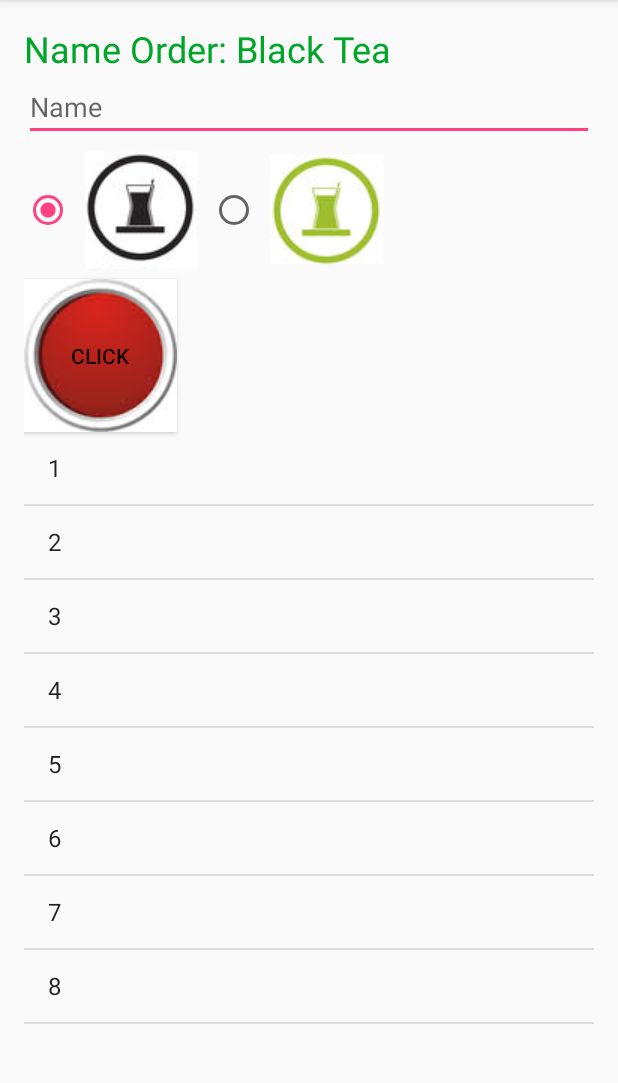
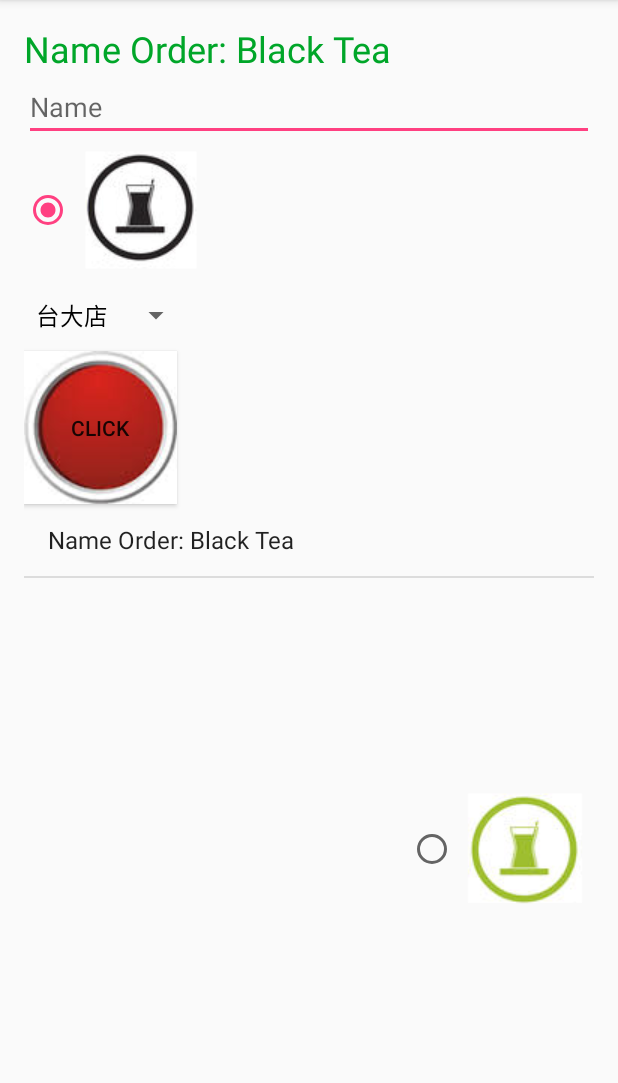
Before and after one commit to pibomb/android-class, an Android app: the screen it shows after launch (MainActivity), after a tap on "CLICK", on a phone screen of 412 x 824 dp, the part 84-1167 px from its top. Run offline under Robolectric (Android 15) with nearby library versions, the phone set to English and light mode, and no system bars.

Commit message:
Add Spinner
Added a spinner that takes a string array from a resource file.

```diff
--- a/SimpleUI/app/src/main/java/com/example/mcmor/simpleui/MainActivity.java
+++ b/SimpleUI/app/src/main/java/com/example/mcmor/simpleui/MainActivity.java
@@ -1,5 +1,6 @@
 package com.example.mcmor.simpleui;
 
+import android.content.res.Resources;
 import android.support.v7.app.AppCompatActivity;
 import android.os.Bundle;
 import android.view.View;
@@ -7,7 +8,12 @@ import android.widget.ArrayAdapter;
 import android.widget.EditText;
 import android.widget.ListView;
 import android.widget.RadioGroup;
+import android.widget.Spinner;
+import android.widget.SpinnerAdapter;
 import android.widget.TextView;
+
+import java.util.ArrayList;
+import java.util.List;
 
 public class MainActivity extends AppCompatActivity {
 
@@ -15,8 +21,11 @@ public class MainActivity extends AppCompatActivity {
     EditText editText;
     RadioGroup radioGroup;
     ListView listView;
+    Spinner spinner;
 
     String drink = "Black Tea";
+
+    List<String> data = new ArrayList<String>();
 
     @Override
     protected void onCreate(Bundle savedInstanceState) {
@@ -27,6 +36,7 @@ public class MainActivity extends AppCompatActivity {
         editText = (EditText) findViewById(R.id.editText);
         radioGroup = (RadioGroup) findViewById(R.id.radioGroup);
         listView = (ListView) findViewById(R.id.listView);
+        spinner = (Spinner) findViewById(R.id.spinner);
 
         radioGroup.setOnCheckedChangeListener(new RadioGroup.OnCheckedChangeListener() {
             @Override
@@ -40,13 +50,20 @@ public class MainActivity extends AppCompatActivity {
         });
 
         setupListView();
+        setupSpinner();
     }
 
     private void setupListView() {
-        String[] data = new String[] {"1", "2", "3", "4", "5", "6", "7", "8"};
+//        String[] data = new String[] {"1", "2", "3", "4", "5", "6", "7", "8"};
 
         ArrayAdapter<String> adapter = new ArrayAdapter<String>(this, android.R.layout.simple_list_item_1, data);
         listView.setAdapter(adapter);
+    }
+
+    private void setupSpinner() {
+        String[] storeInfo = getResources().getStringArray(R.array.storeInfo);
+        ArrayAdapter<String> adapter = new ArrayAdapter<String>(this, android.R.layout.simple_spinner_dropdown_item, storeInfo);
+        spinner.setAdapter(adapter);
     }
 
     public void click(View view) {
@@ -59,5 +76,8 @@ public class MainActivity extends AppCompatActivity {
         textView.setText(text);
 
         editText.setText("");
+
+        data.add(text);
+        setupListView();
     }
 }
--- a/SimpleUI/app/src/main/res/layout/activity_main.xml
+++ b/SimpleUI/app/src/main/res/layout/activity_main.xml
@@ -30,8 +30,8 @@
         android:layout_alignParentTop="false"
         android:layout_alignParentBottom="false"
         android:onClick="click"
-        android:layout_below="@+id/radioGroup"
-        android:background="@drawable/button" />
+        android:background="@drawable/button"
+        android:layout_below="@+id/spinner" />
 
     <EditText
         android:layout_width="match_parent"
@@ -58,14 +58,6 @@
             android:checked="true"
             android:drawableRight="@drawable/blacktea" />
 
-        <RadioButton
-            android:layout_width="wrap_content"
-            android:layout_height="wrap_content"
-            android:id="@+id/greenTeaRadioButton"
-            android:layout_gravity="center_horizontal"
-            android:checked="false"
-            android:drawableRight="@drawable/greentea" />
-
     </RadioGroup>
 
     <ListView
@@ -76,4 +68,24 @@
         android:layout_alignParentLeft="true"
         android:layout_alignParentStart="true" />
 
+    <Spinner
+        android:layout_width="wrap_content"
+        android:layout_height="wrap_content"
+        android:id="@+id/spinner"
+        android:layout_below="@+id/radioGroup"
+        android:layout_alignParentLeft="true"
+        android:layout_alignParentStart="true" />
+
+    <RadioButton
+        android:layout_width="wrap_content"
+        android:layout_height="wrap_content"
+        android:id="@+id/greenTeaRadioButton"
+        android:layout_gravity="center_horizontal"
+        android:checked="false"
+        android:drawableRight="@drawable/greentea"
+        android:layout_alignParentBottom="true"
+        android:layout_alignParentRight="true"
+        android:layout_alignParentEnd="true"
+        android:layout_marginBottom="140dp" />
+
 </RelativeLayout>
--- /dev/null
+++ b/SimpleUI/app/src/main/res/values/array.xml
@@ -0,0 +1,10 @@
+<?xml version="1.0" encoding="utf-8"?>
+<resources>
+    <string-array name="storeInfo">
+        <item>台大店</item>
+        <item>公館店</item>
+        <item>西門店</item>
+        <item>復興店</item>
+        <item>輔大店</item>
+    </string-array>
+</resources>
```
